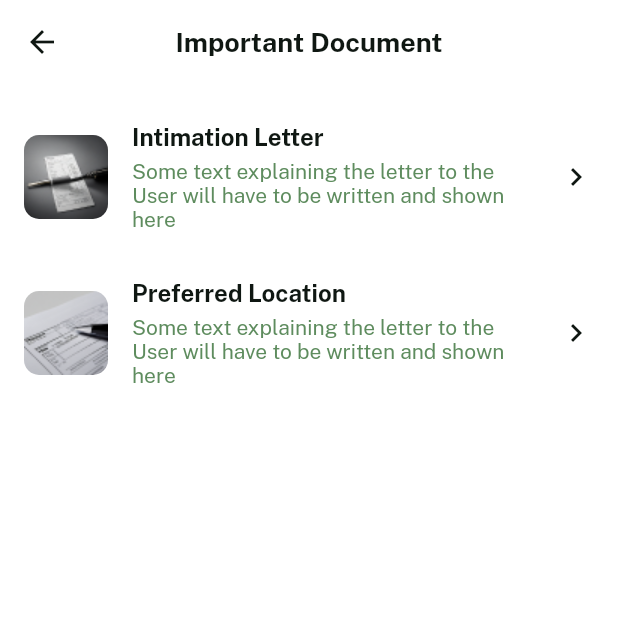
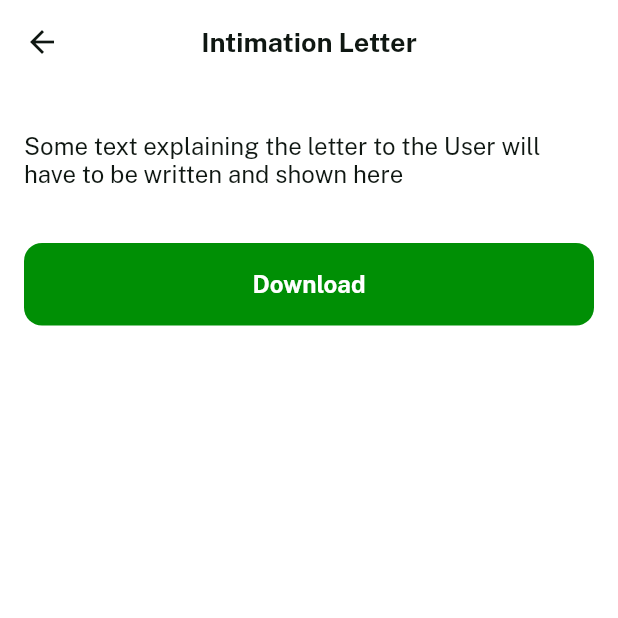
Before and after one commit to Anuj-Rai12/settle_loan, a Flutter app: the IntimationDocument screen opened by its route, after a tap on "Intimation Letter", on a phone screen of 412 x 824 dp, the top half of it. Run offline on Flutter 3.47's test engine with Material 2 defaults, Android fonts, the phone set to English and light mode, and no system bars; our stand-ins replace percent_indicator.

Commit message:
Added the DetailScreen status:Successfully

```diff
--- a/lib/domain/model/ImportantDocument.dart
+++ b/lib/domain/model/ImportantDocument.dart
@@ -4,9 +4,10 @@ class ImportantDocument {
   String title;
   String image;
   String desc;
+  String path;
 
   ImportantDocument(
-      {required this.title, required this.desc, required this.image});
+      {required this.title, required this.desc, required this.image,this.path="fdklgdfl;g"});
 
   static List<ImportantDocument> list = [
     ImportantDocument(
--- /dev/null
+++ b/lib/presentaion/ui/DetailScreen.dart
@@ -0,0 +1,79 @@
+import 'package:flutter/material.dart';
+
+import '../../utils/FilesUtils.dart';
+import '../../values/color/Colors.dart';
+import '../../values/fonts/Fonts.dart';
+
+class DetailScreen extends StatefulWidget {
+  String title;
+  String desc;
+  String? downloadLink;
+
+  DetailScreen(
+      {super.key, required this.desc, required this.title, this.downloadLink});
+
+  @override
+  State<DetailScreen> createState() => _DetailScreenState();
+}
+
+class _DetailScreenState extends State<DetailScreen> {
+  @override
+  Widget build(BuildContext context) {
+    return SafeArea(
+        child: Scaffold(
+      backgroundColor: Colors.white,
+      appBar: AppBar(
+          elevation: 0,
+          backgroundColor: Colors.white,
+          iconTheme: const IconThemeData(color: Color(textColor)),
+          title: Text(widget.title,
+              textAlign: TextAlign.center,
+              style: const TextStyle(
+                  color: Color(textColor),
+                  fontSize: 18,
+                  fontWeight: FontWeight.bold,
+                  fontFamily: publicSansBold)),
+          centerTitle: true),
+      body: SingleChildScrollView(
+        child: Column(
+          children: [
+            Container(
+              margin: const EdgeInsets.only(top: 20, bottom: 12),
+              padding: const EdgeInsets.only(
+                  top: 12, bottom: 12, left: 16, right: 16),
+              child: Text(widget.desc,
+                  style: const TextStyle(
+                      color: Color(textColor),
+                      fontSize: 16,
+                      fontFamily: publicSansReg)),
+            ),
+            Visibility(
+                visible: widget.downloadLink != null &&
+                    widget.downloadLink!.isNotEmpty,
+                child: Container(
+                  margin: const EdgeInsets.only(
+                      left: 16, right: 16, top: 12, bottom: 12),
+                  child: TextButton(
+                      onPressed: () {
+                        debugLogs("text button clicked");
+                      },
+                      style: TextButton.styleFrom(
+                          shape: RoundedRectangleBorder(
+                              borderRadius: BorderRadius.circular(12)),
+                          minimumSize: const Size(double.infinity, 55),
+                          backgroundColor: const Color(buttonColor)),
+                      child: const Text(
+                        "Download",
+                        style: TextStyle(
+                            fontSize: 16,
+                            fontFamily: publicSansBold,
+                            color: Colors.white),
+                        textAlign: TextAlign.center,
+                      )),
+                ))
+          ],
+        ),
+      ),
+    ));
+  }
+}
--- a/lib/presentaion/ui/adaptor/ListofImportantDocument.dart
+++ b/lib/presentaion/ui/adaptor/ListofImportantDocument.dart
@@ -1,5 +1,6 @@
 import 'package:flutter/material.dart';
 import 'package:loansettle/domain/model/ImportantDocument.dart';
+import 'package:loansettle/utils/FilesUtils.dart';
 
 import '../../../values/color/Colors.dart';
 import '../../../values/fonts/Fonts.dart';
@@ -15,7 +16,9 @@ Widget listOfImportantDocument(
           itemBuilder: (context, position) {
             var data = arr[position];
             return InkWell(
-                onTap: () {},
+                onTap: () {
+                  context.goToDetailScreen(data.title,data.desc,data.path);
+                },
                 child: Container(
                   margin: const EdgeInsets.only(
                       left: 16, right: 16, top: 16, bottom: 16),
--- a/lib/presentaion/ui/adaptor/ResourceAdaptor.dart
+++ b/lib/presentaion/ui/adaptor/ResourceAdaptor.dart
@@ -1,5 +1,6 @@
 import 'package:flutter/material.dart';
 import 'package:loansettle/domain/model/TipsAndResource.dart';
+import 'package:loansettle/utils/FilesUtils.dart';
 import '../../../values/color/Colors.dart';
 import '../../../values/fonts/Fonts.dart';
 
@@ -13,7 +14,9 @@ listOfResourceAdaptor(List<TipsAndResource> arr, BuildContext context) {
           itemBuilder: (context, position) {
             var data = arr[position];
             return InkWell(
-                onTap: () {},
+                onTap: () {
+                  context.goToDetailScreen(data.title,data.desc,null);
+                },
                 child: Container(
                   margin: const EdgeInsets.only(
                       left: 16, right: 16, top: 16, bottom: 16),
--- a/lib/utils/FilesUtils.dart
+++ b/lib/utils/FilesUtils.dart
@@ -1,5 +1,6 @@
 import 'package:flutter/foundation.dart';
 import 'package:flutter/material.dart';
+import 'package:loansettle/presentaion/ui/DetailScreen.dart';
 
 void debugLogs(String msg) {
   if (kDebugMode) {
@@ -7,7 +8,7 @@ void debugLogs(String msg) {
   }
 }
 
-const String Rupess_Symbol="₹";
+const String Rupess_Symbol = "₹";
 
 extension navigation on BuildContext {
   void goToNextScreen(String loc) {
@@ -17,4 +18,14 @@ extension navigation on BuildContext {
   void goToNextScreenPopUp(String loc) {
     Navigator.pushNamedAndRemoveUntil(this, loc, (route) => false);
   }
+
+  void goToDetailScreen(String title, String desc, String? link) {
+    Navigator.push(
+      this,
+      MaterialPageRoute(
+        builder: (context) =>
+            DetailScreen(desc: desc, title: title, downloadLink: link),
+      ),
+    );
+  }
 }
```
